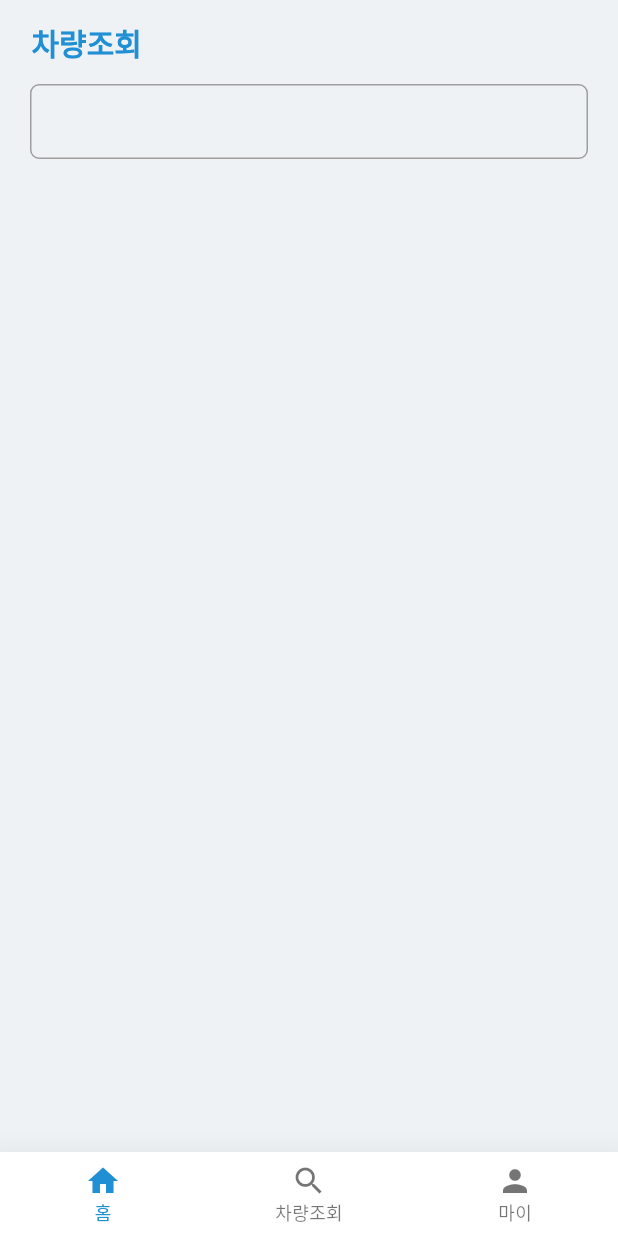
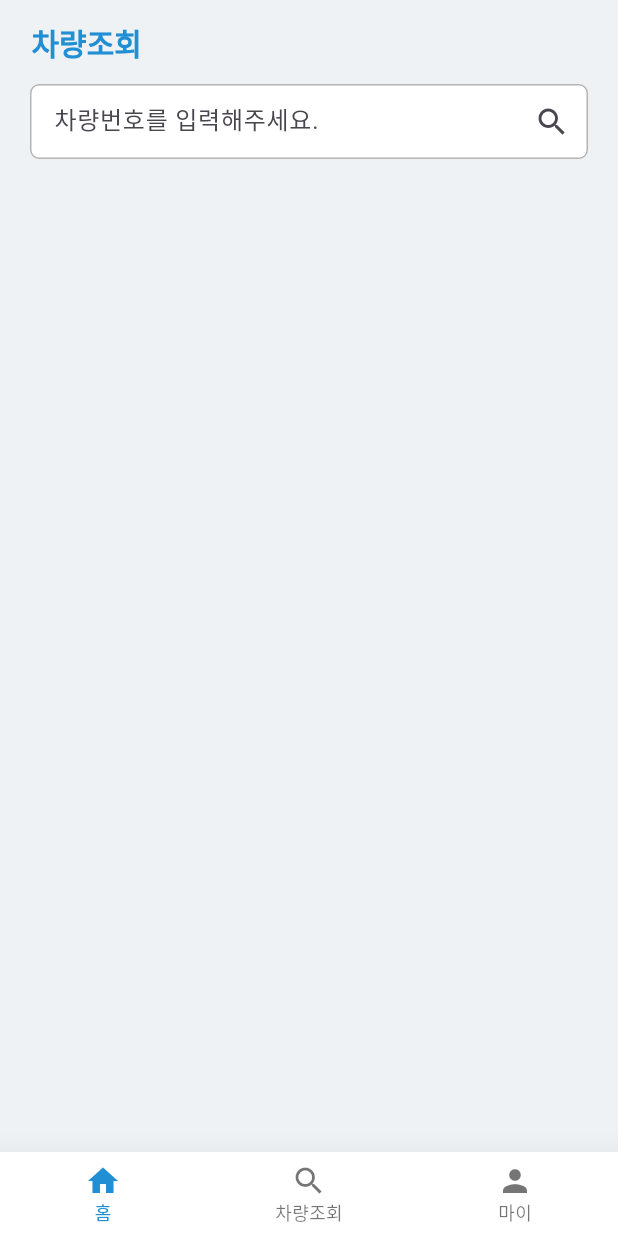
Before and after one commit to DUKE506/Parking_Flutter, a Flutter app: the SearchScreen screen opened by its route, on a phone screen of 412 x 824 dp. Run offline on Flutter 3.47's test engine with Material 3 defaults, Android fonts, the light colour scheme and no system bars; our stand-ins replace go_router, google_fonts; missing offline and left inert: flutter_scalable_ocr.

Commit message:
feat : input 위젯 수정

```diff
--- a/lib/screens/search/searchScreen.dart
+++ b/lib/screens/search/searchScreen.dart
@@ -11,10 +11,13 @@ class SearchScreen extends StatefulWidget {
 
 class _SearchScreenState extends State<SearchScreen> {
   Widget _bodyWidget() {
-    return Column(
-      children: [
-        Searchbar(),
-      ],
+    return Container(
+      // color: Colors.white,
+      child: Column(
+        children: [
+          Searchbar(),
+        ],
+      ),
     );
   }
 
--- a/lib/screens/search/widgets/searchBar.dart
+++ b/lib/screens/search/widgets/searchBar.dart
@@ -13,13 +13,30 @@ class _SearchbarState extends State<Searchbar> {
     return Container(
       height: 50,
       margin: EdgeInsets.symmetric(horizontal: 20),
-      decoration: BoxDecoration(
-        border: Border.all(
-            width: 1, color: const Color.fromARGB(255, 158, 158, 158)),
-        borderRadius: BorderRadius.circular(6),
-      ),
       child: Row(
-        children: [],
+        children: [
+          Expanded(
+            child: TextField(
+              decoration: InputDecoration(
+                hintText: '차량번호를 입력해주세요.',
+                suffixIcon: Icon(Icons.search),
+                filled: true,
+                fillColor: Colors.white,
+                enabledBorder: OutlineInputBorder(
+                  borderRadius: BorderRadius.circular(6),
+                  borderSide: BorderSide(
+                      width: 1, color: const Color.fromRGBO(180, 180, 180, 1)),
+                ),
+                focusedBorder: OutlineInputBorder(
+                  borderRadius: BorderRadius.circular(6),
+                  borderSide: BorderSide(
+                    width: 2,
+                  ),
+                ),
+              ),
+            ),
+          ),
+        ],
       ),
     );
   }
```
Also changed, not shown: pubspec.lock.
